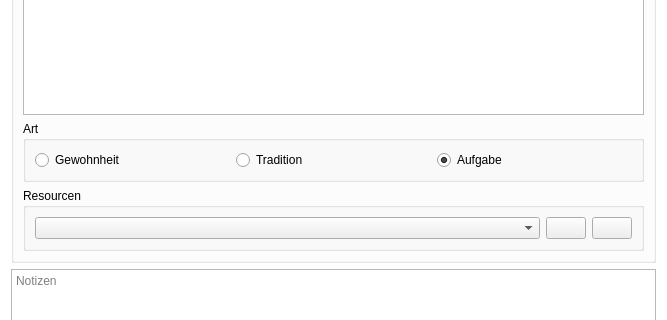
The window that src/watnu/ui/task_editor.ui (amogorkon/watnu) describes before a commit, drawn with Qt 5; both pictures show x 0 to 667 and y 141 to 461 of the 667 by 846 pixel window.
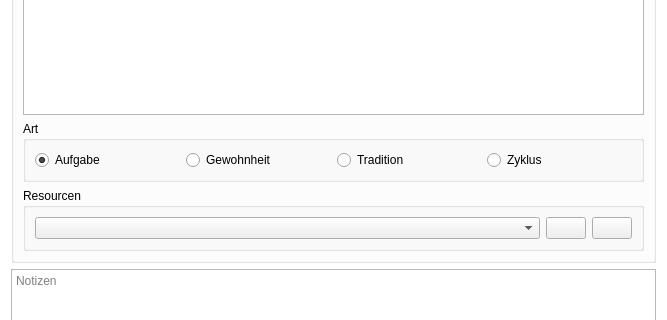
The same window after the commit. Icons and pictures are not drawn.

Commit message: now tasks can be managed while a task is running!

The edit to the form file:
```diff
--- a/src/watnu/ui/task_editor.ui
+++ b/src/watnu/ui/task_editor.ui
@@ -97,26 +97,6 @@
           <string>Art</string>
          </property>
          <layout class="QHBoxLayout" name="horizontalLayout_5">
-          <item>
-           <widget class="QRadioButton" name="is_habit">
-            <property name="text">
-             <string>Gewohnheit</string>
-            </property>
-            <attribute name="buttonGroup">
-             <string notr="true">kind_of</string>
-            </attribute>
-           </widget>
-          </item>
-          <item>
-           <widget class="QRadioButton" name="is_tradition">
-            <property name="text">
-             <string>Tradition</string>
-            </property>
-            <attribute name="buttonGroup">
-             <string notr="true">kind_of</string>
-            </attribute>
-           </widget>
-          </item>
           <item>
            <widget class="QRadioButton" name="is_task">
             <property name="text">
@@ -130,6 +110,36 @@
             </attribute>
            </widget>
           </item>
+          <item>
+           <widget class="QRadioButton" name="is_habit">
+            <property name="text">
+             <string>Gewohnheit</string>
+            </property>
+            <attribute name="buttonGroup">
+             <string notr="true">kind_of</string>
+            </attribute>
+           </widget>
+          </item>
+          <item>
+           <widget class="QRadioButton" name="is_tradition">
+            <property name="text">
+             <string>Tradition</string>
+            </property>
+            <attribute name="buttonGroup">
+             <string notr="true">kind_of</string>
+            </attribute>
+           </widget>
+          </item>
+          <item>
+           <widget class="QRadioButton" name="is_cycle">
+            <property name="text">
+             <string>Zyklus</string>
+            </property>
+            <attribute name="buttonGroup">
+             <string notr="true">kind_of</string>
+            </attribute>
+           </widget>
+          </item>
          </layout>
         </widget>
        </item>
```
The commit also changes 11 other files.
